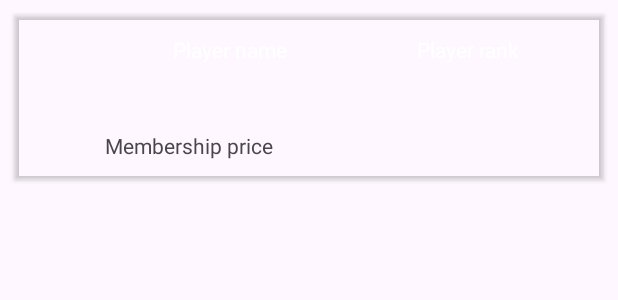
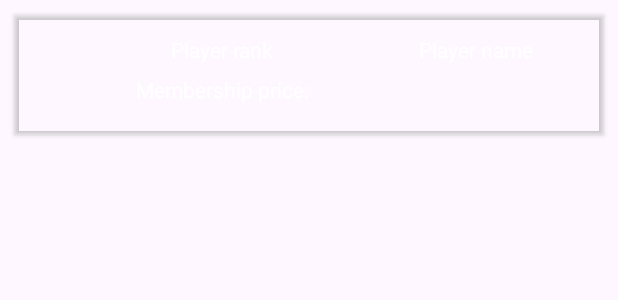
Before and after one commit to AnejBradacVranc/TaskOne, an Android app: the layout player_list_item.xml on its own in the app's theme, with its tools: preview values and no code run, on a phone screen of 412 x 824 dp. Shown: the top 300 px of the screen. Run offline under Robolectric (Android 15) with nearby library versions, the phone set to English and light mode, and no system bars.

```diff
--- a/app/src/main/java/com/example/taskone/MoneyTextWatcher.kt
+++ b/app/src/main/java/com/example/taskone/MoneyTextWatcher.kt
@@ -15,7 +15,8 @@ import java.util.Objects
 
 class MoneyTextWatcher(editText: EditText) : TextWatcher {
     private val editTextWeakReference: WeakReference<EditText>
-
+    private val locale = Locale("en", "US")
+    private val formatter = NumberFormat.getCurrencyInstance(locale) as DecimalFormat
     init {
         editTextWeakReference = WeakReference(editText)
         formatter.maximumFractionDigits = 0
@@ -41,7 +42,7 @@ class MoneyTextWatcher(editText: EditText) : TextWatcher {
     }
 
     companion object {
-        private val locale = Locale("id", "ID")
+        private val locale = Locale("en", "US")
         private val formatter = NumberFormat.getCurrencyInstance(locale) as DecimalFormat
         fun parseCurrencyValue(value: String): BigDecimal {
             try {
--- a/app/src/main/java/com/example/taskone/PlayerAdapter.kt
+++ b/app/src/main/java/com/example/taskone/PlayerAdapter.kt
@@ -16,6 +16,7 @@ import androidx.recyclerview.widget.RecyclerView
 import com.example.tableTennis.Player
 import com.example.tableTennis.TableTennisClub
 import com.squareup.picasso.Picasso
+import org.w3c.dom.Text
 import timber.log.Timber
 
 class PlayerAdapter(private val data:TableTennisClub, private val onClickObject:PlayerAdapter.MyOnClick) : RecyclerView.Adapter<PlayerAdapter.ViewHolder>() {
@@ -31,6 +32,7 @@ class PlayerAdapter(private val data:TableTennisClub, private val onClickObject:
         val rvPlayerName : TextView = itemView.findViewById(R.id.rv_player_name)
         val rvPlayerRank : TextView = itemView.findViewById(R.id.rv_player_rank)
         val rvPayerImage : ImageView = itemView.findViewById(R.id.rv_player_image)
+        val rvPlayerMembership : TextView = itemView.findViewById(R.id.rv_player_membership)
         val line : CardView = itemView.findViewById(R.id.cv_Line)
         val context: Context = itemView.context
     }
@@ -52,7 +54,9 @@ class PlayerAdapter(private val data:TableTennisClub, private val onClickObject:
         Timber.d("MM onBindViewHolder ${data.size()}")
         holder.rvPlayerName.text = "${itemsViewModel.name} ${itemsViewModel.surname}"
         holder.rvPlayerRank.text = itemsViewModel.localRank.toString()
+        holder.rvPlayerMembership.text = itemsViewModel.membershipPrice
 
+        val test = MoneyTextWatcher.parseCurrencyValue(itemsViewModel.membershipPrice)
         holder.line.setOnClickListener { p0 ->
             onClickObject.onClick(p0, holder.adapterPosition)
         }
--- a/app/src/main/res/layout/player_list_item.xml
+++ b/app/src/main/res/layout/player_list_item.xml
@@ -4,33 +4,49 @@
     android:id="@+id/cv_Line"
     android:backgroundTint="@color/transparent"
     android:layout_width="match_parent"
-    android:layout_height="110dp"
+    android:layout_height="80dp"
     android:layout_margin="10dp"
     app:cardElevation="2dp">
 
     <LinearLayout
         android:layout_width="match_parent"
         android:layout_height="match_parent"
-        android:orientation="vertical"
-        android:layout_centerHorizontal="true"
-        android:weightSum="100">
-
-        <LinearLayout
-            android:layout_width="match_parent"
-            android:layout_height="match_parent"
+        android:layout_weight="30"
         android:background="@color/transparent"
         android:backgroundTint="@color/transparent"
         android:orientation="horizontal"
-            android:padding="8dp"
-            android:layout_weight="30">
+        android:padding="8dp">
 
         <ImageView
             android:id="@+id/rv_player_image"
             android:layout_width="48dp"
             android:layout_height="48dp" />
 
+        <LinearLayout
+            android:layout_width="match_parent"
+            android:layout_height="match_parent"
+            android:layout_centerHorizontal="true"
+            android:orientation="vertical"
+            android:weightSum="100">
+
+            <LinearLayout
+                android:layout_width="match_parent"
+                android:layout_height="match_parent"
+                android:layout_weight="50"
+                android:orientation="horizontal">
+
                 <TextView
                     android:id="@+id/rv_player_name"
+                    android:layout_width="match_parent"
+                    android:layout_height="wrap_content"
+                    android:layout_marginTop="5dp"
+                    android:layout_weight="1"
+                    android:text="Player rank"
+                    android:textAlignment="center"
+                    android:textColor="@color/white" />
+
+                <TextView
+                    android:id="@+id/rv_player_rank"
                     android:layout_width="match_parent"
                     android:layout_height="wrap_content"
                     android:layout_marginStart="10dp"
@@ -39,32 +55,36 @@
                     android:text="Player name"
                     android:textAlignment="center"
                     android:textColor="@color/white" />
-
-            <TextView
-                android:id="@+id/rv_player_rank"
-                android:layout_width="match_parent"
-                android:layout_height="wrap_content"
-                android:layout_marginTop="5dp"
-                android:layout_weight="1"
-                android:text="Player rank"
-                android:textAlignment="center"
-                android:textColor="@color/white" />
             </LinearLayout>
 
             <LinearLayout
                 android:layout_width="match_parent"
                 android:layout_height="match_parent"
-            android:orientation="horizontal"
-            android:layout_weight="70">
+                android:layout_weight="70"
+                android:orientation="horizontal">
 
                 <TextView
-                android:layout_marginLeft="60dp"
-                android:id="@+id/textView9"
+                    android:id="@+id/rv_player_global_rank"
                     android:layout_width="match_parent"
                     android:layout_height="wrap_content"
+                    android:layout_marginLeft="0dp"
                     android:layout_weight="1"
-                android:text="Membership price" />
+                    android:text="@string/membership_price"
+                    android:textAlignment="center"
+                    android:textColor="@color/white" />
 
+                <TextView
+                    android:id="@+id/rv_player_membership"
+                    android:layout_width="match_parent"
+                    android:layout_marginStart="10dp"
+                    android:layout_height="wrap_content"
+                    android:layout_marginLeft="0dp"
+                    android:layout_weight="1"
+                    android:text=""
+                    android:textAlignment="center"
+                    android:textColor="@color/white" />
+
+            </LinearLayout>
         </LinearLayout>
     </LinearLayout>
 
--- a/app/src/main/res/values/strings.xml
+++ b/app/src/main/res/values/strings.xml
@@ -15,6 +15,7 @@
     <string name="version_1_4_0"><b>Version 1.4.0</b></string>
     <string name="app_author"><i>Author: Anej Bradač Vranc</i></string>
     <string name="player_added_succ">Player added successfully</string>
+    <string name="player_edited_succ">Player edited successfully</string>
     <string name="incorrect_qr">Incorrect QR code!</string>
     <string name="empty_val_logcat_error">Value cannot be empty!</string>
     <string name="membership_price_plchldr">Membership price: %s</string>
@@ -26,6 +27,8 @@
     <string name="german_de">German-de</string>
     <string name="slovene_sl">Slovene-sl</string>
     <string name="settings">Settings</string>
+    <string name="edit">Edit</string>
+    <string name="edit_player">Edit player</string>
     <string name="enable_qr_code_scan">Enable QR code scan</string>
     <string name="ntk_maribor">ŽNTK Maribor</string>
     <string-array name="languages_array">
--- a/myLib/src/main/java/com/example/tableTennis/PlayersGenerator.kt
+++ b/myLib/src/main/java/com/example/tableTennis/PlayersGenerator.kt
@@ -14,19 +14,19 @@ class PlayersGenerator {
 
                 if (type)
                     Player(
-                        faker.money.amount(IntRange(100, 200), true, ".", ","),
+                        faker.money.amount(IntRange(100, 200), false, ",", "."),
                         faker.name.firstName(),
                         faker.name.lastName(),
                         Helpers.generatePlayerRank(1000)
                     )
                 else
                     CompetitivePlayer(
-                        faker.money.amount(IntRange(100, 200), true, ".", ","),
+                        faker.money.amount(IntRange(100, 200), false, ",", "."),
                         faker.name.firstName(),
                         faker.name.lastName(),
                         Helpers.generatePlayerRank(1000),
                         Helpers.generatePlayerRank(100000),
-                        faker.money.amount(IntRange(100, 200), true, ".", ",")
+                        faker.money.amount(IntRange(100, 200), false, ",", ".")
                     )
             }
         }
--- a/myLib/src/main/java/com/example/tableTennis/TableTennisClub.kt
+++ b/myLib/src/main/java/com/example/tableTennis/TableTennisClub.kt
@@ -1,6 +1,6 @@
 package com.example.tableTennis
 
-class TableTennisClub( val location: Location,  val maxSize: Int, var players : MutableList<Player> = mutableListOf()) : Sizable{
+class TableTennisClub(private val location: Location, private val maxSize: Int, var players : MutableList<Player> = mutableListOf()) : Sizable{
     init {
         if(players.size > maxSize)
             throw TTClubInsufficientCapacityException("V klubu je prevec igralcev za njegovo kapaciteto!")
```
Also changed, not shown: app/src/main/java/com/example/taskone/AddPlayerActivity.kt (+14 -2 lines), 3 other files. Lines whose indentation alone changed are shown as unchanged.
